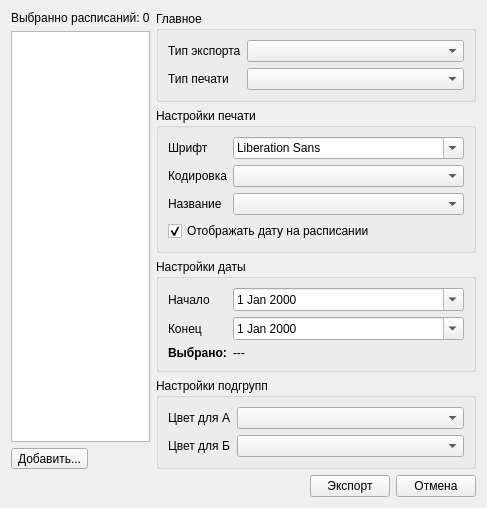
This is src/ui/export/exportDialog.ui in Nikololoshka/StankinScheduleEditor2 as Qt 5 draws it before an edit. The edited form follows.
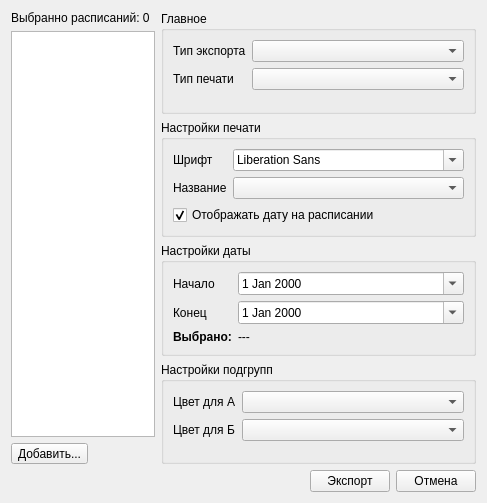
This is the edited form.

Commit message: added weekly export

```diff
--- a/src/ui/export/exportDialog.ui
+++ b/src/ui/export/exportDialog.ui
@@ -91,16 +91,16 @@
            <widget class="QFontComboBox" name="fontComboBox"/>
           </item>
           <item row="1" column="0">
-           <widget class="QLabel" name="encodingLabel">
+           <widget class="QLabel" name="scheduleNameLabel">
             <property name="text">
-             <string>Кодировка</string>
+             <string>Название</string>
             </property>
            </widget>
           </item>
           <item row="1" column="1">
-           <widget class="QComboBox" name="encodingComboBox"/>
+           <widget class="QComboBox" name="scheduleNameComboBox"/>
           </item>
-          <item row="3" column="0" colspan="2">
+          <item row="2" column="0" colspan="2">
            <widget class="QCheckBox" name="showDateCheckBox">
             <property name="text">
              <string>Отображать дату на расписании</string>
@@ -110,16 +110,6 @@
             </property>
            </widget>
           </item>
-          <item row="2" column="0">
-           <widget class="QLabel" name="scheduleNameLabel">
-            <property name="text">
-             <string>Название</string>
-            </property>
-           </widget>
-          </item>
-          <item row="2" column="1">
-           <widget class="QComboBox" name="scheduleNameComboBox"/>
-          </item>
          </layout>
         </widget>
        </item>
```
The commit also changes 21 other files.
